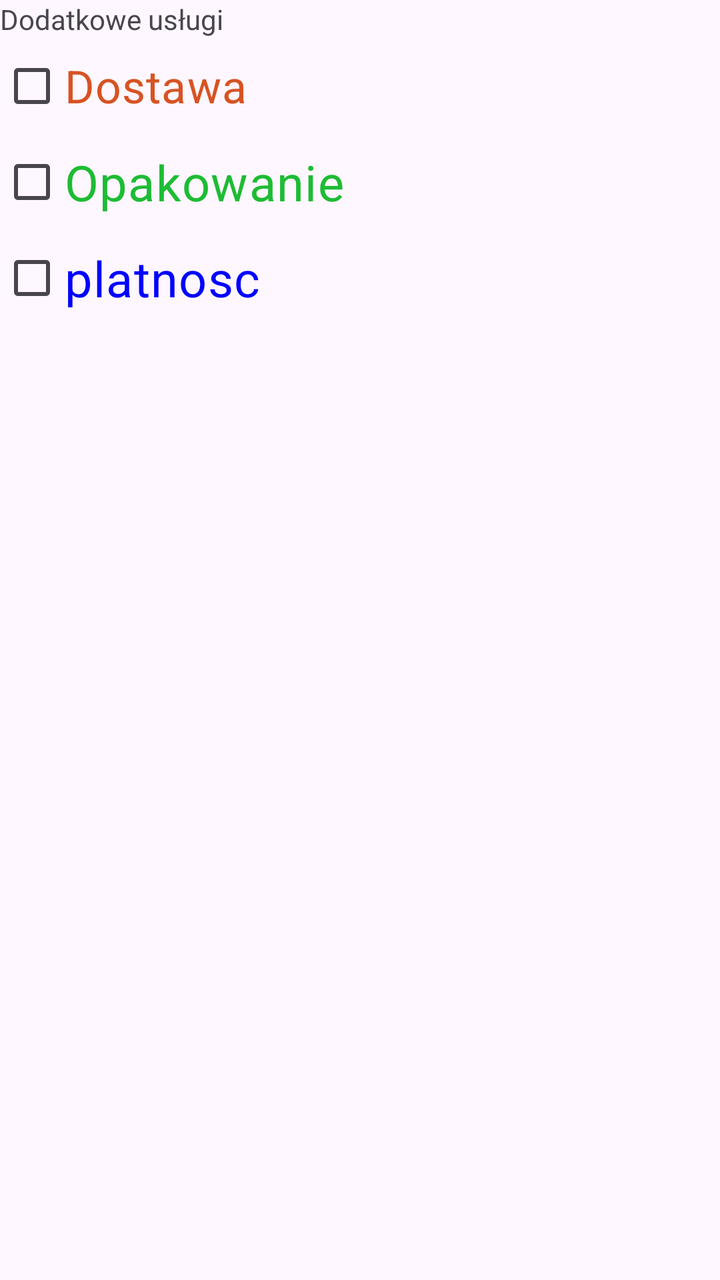
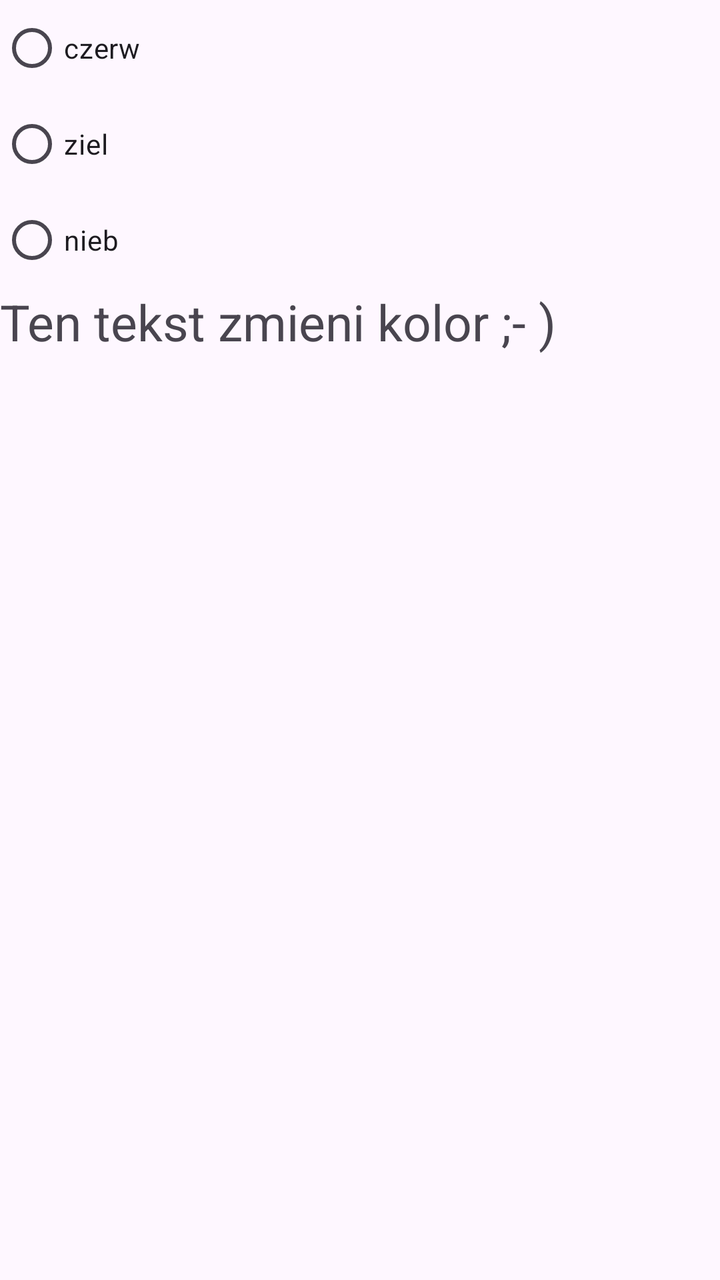

Before-and-after screenshots of an Android layout around one commit, followed by the original layout XML and the change that was made.
<!-- AndroidManifest.xml: application theme Theme.Zadanie7 -->
<!-- res/layout/activity_main.xml -->
<?xml version="1.0" encoding="utf-8"?>
<LinearLayout
    xmlns:android="http://schemas.android.com/apk/res/android"
    xmlns:tools="http://schemas.android.com/tools"
    android:id="@+id/main"
    android:layout_width="match_parent"
    android:layout_height="match_parent"
    android:orientation="vertical"
    tools:context=".MainActivity">


    <TextView
        android:id="@+id/tekst1"
        android:layout_width="wrap_content"
        android:layout_height="wrap_content"
        android:text="@string/dodatkowe_us_ugi" />

    <CheckBox
        android:id="@+id/dostawa"
        android:layout_width="wrap_content"
        android:layout_height="wrap_content"
        android:onClick="policz"
        android:text="@string/dostawa"
        android:textSize="11pt"
        android:textColor="#D75323"/>

    <CheckBox
        android:id="@+id/opakowanie"
        android:layout_width="wrap_content"
        android:layout_height="wrap_content"
        android:minWidth="32dp"
        android:onClick="policz"
        android:text="@string/opakowanie"
        android:textSize="12pt"
        android:textColor="#1DBC34"/>


    <CheckBox
        android:id="@+id/platnosc"
        android:layout_width="wrap_content"
        android:layout_height="wrap_content"
        android:onClick="policz"
        android:text="@string/platnosc"
        android:textSize="12pt"
        android:textColor="#0000FF"/>

    <TextView
        android:id="@+id/tekst2"
        android:layout_width="wrap_content"
        android:layout_height="wrap_content"
        android:text=""
        android:textSize="20pt"/>



  
</LinearLayout>
<!-- resources referenced by this layout -->
<resources>
  <string name="dodatkowe_us_ugi">Dodatkowe usługi</string>
  <string name="dostawa">Dostawa</string>
  <string name="opakowanie">Opakowanie</string>
  <string name="platnosc">platnosc</string>
  <style name="Theme.Zadanie7" parent="Base.Theme.Zadanie7" />
  <style name="Base.Theme.Zadanie7" parent="Theme.Material3.DayNight.NoActionBar">
          
          
      </style>
</resources>

<!-- the commit's change to res/layout/activity_main.xml (unified diff, before → after) -->
@@ -8,50 +8,49 @@
     android:orientation="vertical"
     tools:context=".MainActivity">
 
+    <RadioGroup
+        android:id="@+id/radio_group"
+        android:layout_width="match_parent"
+        android:layout_height="wrap_content"
+        android:orientation="vertical">
+
+        <RadioButton
+            android:id="@+id/czerwony"
+            android:layout_width="wrap_content"
+            android:layout_height="wrap_content"
+            android:text="@string/czerw"
+            android:onClick="zaznaczona" />
+
+        <RadioButton
+            android:id="@+id/zielony"
+            android:layout_width="wrap_content"
+            android:layout_height="wrap_content"
+            android:text="@string/ziel"
+            android:onClick="zaznaczona" />
+
+        <RadioButton
+            android:id="@+id/niebieski"
+            android:layout_width="wrap_content"
+            android:layout_height="wrap_content"
+            android:text="@string/nieb"
+            android:onClick="zaznaczona" />
+
+    </RadioGroup>
 
     <TextView
-        android:id="@+id/tekst1"
+        android:id="@+id/tekst"
         android:layout_width="wrap_content"
         android:layout_height="wrap_content"
-        android:text="@string/dodatkowe_us_ugi" />
-
-    <CheckBox
-        android:id="@+id/dostawa"
-        android:layout_width="wrap_content"
-        android:layout_height="wrap_content"
-        android:onClick="policz"
-        android:text="@string/dostawa"
-        android:textSize="11pt"
-        android:textColor="#D75323"/>
-
-    <CheckBox
-        android:id="@+id/opakowanie"
-        android:layout_width="wrap_content"
-        android:layout_height="wrap_content"
-        android:minWidth="32dp"
-        android:onClick="policz"
-        android:text="@string/opakowanie"
-        android:textSize="12pt"
-        android:textColor="#1DBC34"/>
-
-
-    <CheckBox
-        android:id="@+id/platnosc"
-        android:layout_width="wrap_content"
-        android:layout_height="wrap_content"
-        android:onClick="policz"
-        android:text="@string/platnosc"
-        android:textSize="12pt"
-        android:textColor="#0000FF"/>
-
-    <TextView
-        android:id="@+id/tekst2"
-        android:layout_width="wrap_content"
-        android:layout_height="wrap_content"
-        android:text=""
-        android:textSize="20pt"/>
+        android:text="Ten tekst zmieni kolor ;- )"
+        android:textSize="25sp" />
 
 
 
-  
+
+
+
+
+
+
+
 </LinearLayout>
<!-- resource entries referenced after the edit -->
@@ -1,9 +1,8 @@
 <!-- resources referenced by this layout -->
 <resources>
-  <string name="dodatkowe_us_ugi">Dodatkowe usługi</string>
-  <string name="dostawa">Dostawa</string>
-  <string name="opakowanie">Opakowanie</string>
-  <string name="platnosc">platnosc</string>
+  <string name="czerw">czerw</string>
+  <string name="nieb">nieb</string>
+  <string name="ziel">ziel</string>
   <style name="Theme.Zadanie7" parent="Base.Theme.Zadanie7" />
   <style name="Base.Theme.Zadanie7" parent="Theme.Material3.DayNight.NoActionBar">
           
